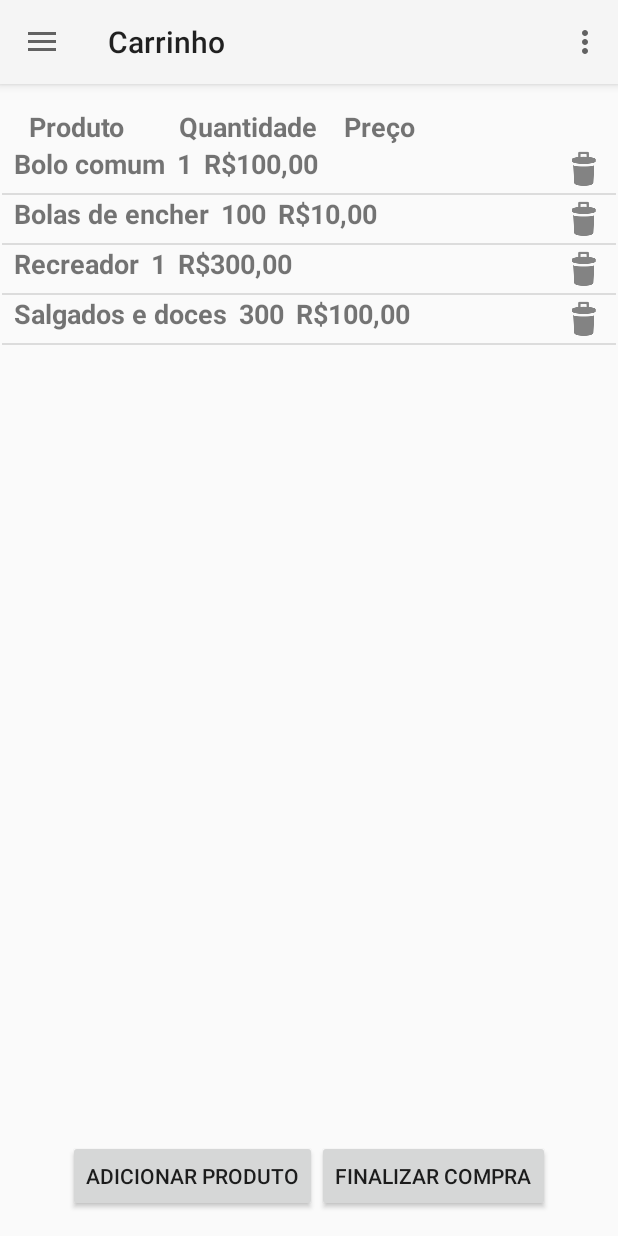
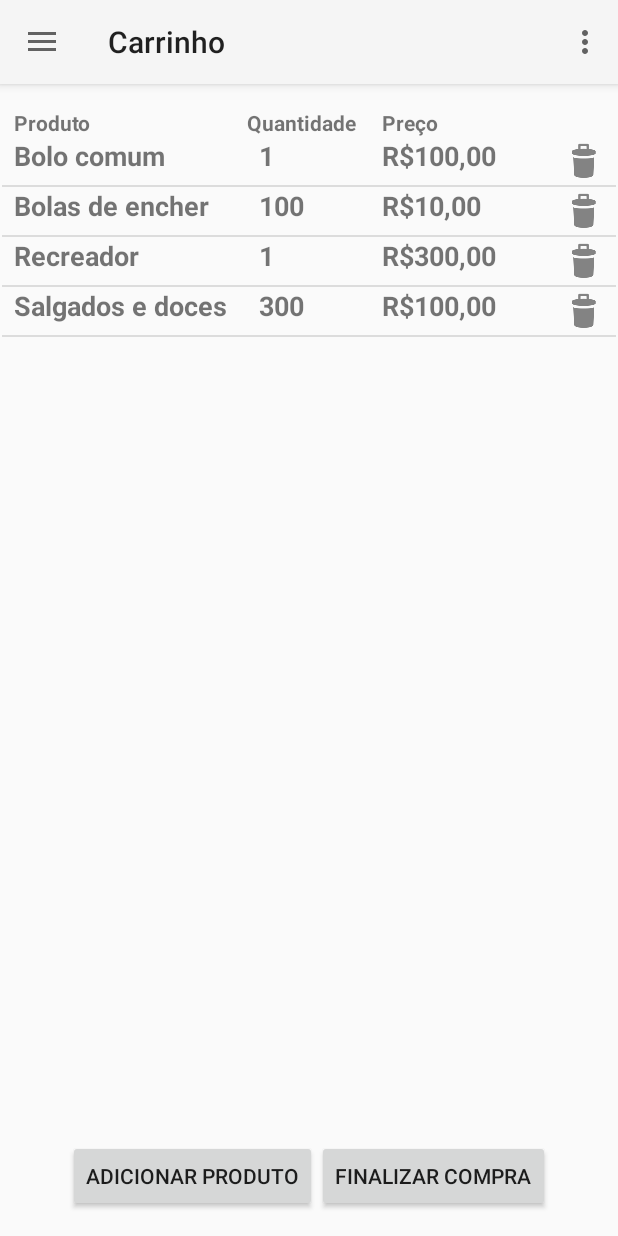
Before and after one commit to ehammo/CodeCup2016, an Android app: the fragment CarrinhoFragment placed in its activity, on a phone screen of 412 x 824 dp. Run offline under Robolectric (Android 15) with nearby library versions, the phone set to English and light mode, and no system bars; 6 statements that could not run were skipped.

Commit message:
carrinho layout

```diff
--- a/app/src/main/res/layout/carrinho.xml
+++ b/app/src/main/res/layout/carrinho.xml
@@ -5,41 +5,38 @@
     android:orientation="vertical">
 
     <LinearLayout
-        android:layout_width="wrap_content"
+        android:layout_width="match_parent"
         android:layout_height="wrap_content">
 
         <TextView
             android:id="@+id/carrinho_item_name"
-            android:layout_width="wrap_content"
+            android:layout_width="0dp"
             android:layout_height="wrap_content"
-            android:layout_alignParentLeft="true"
-            android:layout_centerVertical="true"
-            android:paddingLeft="18dp"
+            android:layout_weight="10"
+            android:paddingLeft="8dp"
             android:text="Produto"
-            android:textSize="18sp"
+            android:textSize="14sp"
             android:textStyle="bold" />
 
         <TextView
             android:id="@+id/carrinho_item_qtd"
-            android:layout_width="wrap_content"
+            android:layout_width="0dp"
             android:layout_height="wrap_content"
-            android:layout_alignParentLeft="true"
-            android:layout_centerVertical="true"
-            android:paddingLeft="36dp"
-            android:text="Quantidade"
-            android:textSize="18sp"
-            android:textStyle="bold" />
+            android:layout_weight="5"
+
+            android:textSize="14sp"
+            android:textStyle="bold"
+            android:text="Quantidade"/>
 
         <TextView
             android:id="@+id/carrinho_item_preco"
-            android:layout_width="wrap_content"
+            android:layout_width="0dp"
             android:layout_height="wrap_content"
-            android:layout_alignParentLeft="true"
-            android:layout_centerVertical="true"
-            android:paddingLeft="18dp"
-            android:text="Preço"
-            android:textSize="18sp"
-            android:textStyle="bold" />
+            android:layout_weight="10"
+            android:paddingLeft="8dp"
+            android:textSize="14sp"
+            android:textStyle="bold"
+            android:text="Preço"/>
     </LinearLayout>
 
     <ListView
--- a/app/src/main/res/layout/item_carrinho.xml
+++ b/app/src/main/res/layout/item_carrinho.xml
@@ -4,38 +4,38 @@
     android:layout_height="match_parent">
 
     <LinearLayout
-        android:layout_width="wrap_content"
+        android:layout_width="match_parent"
         android:layout_height="wrap_content">
 
         <TextView
             android:id="@+id/carrinho_item_name"
-            android:layout_width="wrap_content"
+            android:layout_width="0dp"
             android:layout_height="wrap_content"
-            android:layout_alignParentLeft="true"
-            android:layout_centerVertical="true"
+            android:layout_weight="10"
             android:paddingLeft="8dp"
+            android:text="produto"
             android:textSize="18sp"
             android:textStyle="bold" />
 
         <TextView
             android:id="@+id/carrinho_item_qtd"
-            android:layout_width="wrap_content"
+            android:layout_width="0dp"
             android:layout_height="wrap_content"
-            android:layout_alignParentLeft="true"
-            android:layout_centerVertical="true"
+            android:layout_weight="5"
             android:paddingLeft="8dp"
             android:textSize="18sp"
-            android:textStyle="bold" />
+            android:textStyle="bold"
+            android:text="10"/>
 
         <TextView
             android:id="@+id/carrinho_item_preco"
-            android:layout_width="wrap_content"
+            android:layout_width="0dp"
             android:layout_height="wrap_content"
-            android:layout_alignParentLeft="true"
-            android:layout_centerVertical="true"
+            android:layout_weight="10"
             android:paddingLeft="8dp"
             android:textSize="18sp"
-            android:textStyle="bold" />
+            android:textStyle="bold"
+            android:text="R$50"/>
     </LinearLayout>
 
     <ImageView
@@ -45,7 +45,7 @@
         android:layout_alignParentRight="true"
         android:layout_centerVertical="true"
         android:layout_marginRight="5dp"
-        android:text="Delete"
-        android:src="@drawable/delete_icon"/>
+        android:src="@drawable/delete_icon"
+        android:text="Delete" />
 
 </RelativeLayout>
```
